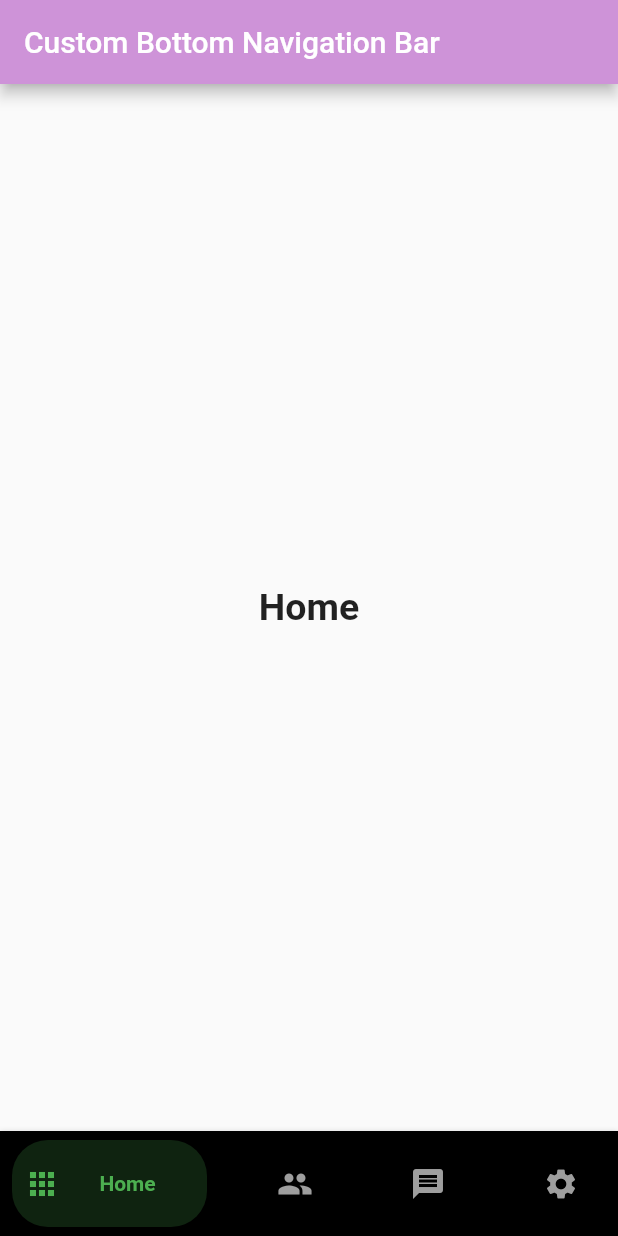
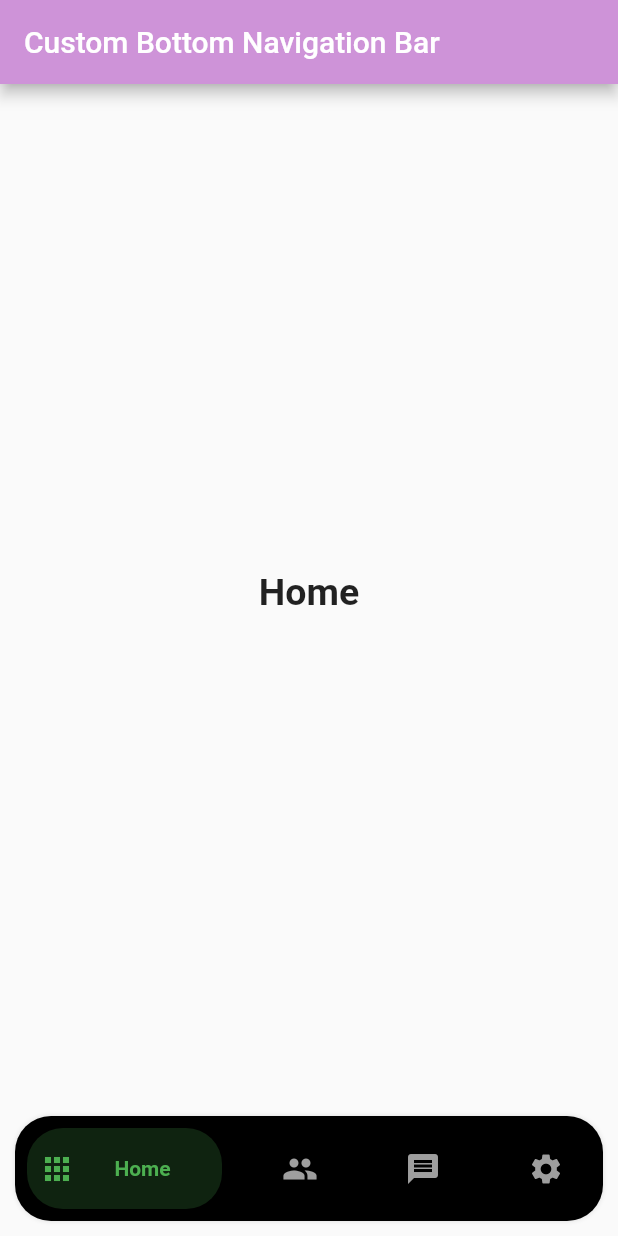
Before and after one commit to mixin27/custom_bottom_nav, a Flutter app: the screen it shows after launch, on a phone screen of 412 x 824 dp. Run offline on Flutter 3.47's test engine with Material 2 defaults, Android fonts, the phone set to English and light mode, and no system bars.

Commit message:
add container corner radius

```diff
--- a/lib/pages/home_page.dart
+++ b/lib/pages/home_page.dart
@@ -23,7 +23,10 @@ class _HomePageState extends State<HomePage> {
         backgroundColor: Colors.purple[200],
       ),
       body: _buildBody(),
-      bottomNavigationBar: _buildBottomBar(),
+      bottomNavigationBar: Container(
+        padding: const EdgeInsets.all(10),
+        child: _buildBottomBar(),
+      ),
     );
   }
 
@@ -84,6 +87,7 @@ class _HomePageState extends State<HomePage> {
       selectedIndex: _currentIndex,
       showElevation: true,
       itemCornerRadius: 24,
+      containerCornerRadius: 24,
       curve: Curves.easeIn,
       onItemSelected: (index) => setState(() => _currentIndex = index),
       items: <BottomNavyBarItem>[
--- a/lib/widgets/custom_animated_bottom_bar.dart
+++ b/lib/widgets/custom_animated_bottom_bar.dart
@@ -12,6 +12,7 @@ class CustomAnimatedBottomBar extends StatelessWidget {
     required this.onItemSelected,
     this.mainAxisAlignment = MainAxisAlignment.spaceBetween,
     this.itemCornerRadius = 50,
+    this.containerCornerRadius = 0,
     this.containerHeight = 56,
     this.curve = Curves.linear,
   })  : assert(items.length >= 2 && items.length <= 5),
@@ -26,6 +27,7 @@ class CustomAnimatedBottomBar extends StatelessWidget {
   final ValueChanged<int> onItemSelected;
   final MainAxisAlignment mainAxisAlignment;
   final double itemCornerRadius;
+  final double containerCornerRadius;
   final double containerHeight;
   final Curve curve;
 
@@ -34,18 +36,22 @@ class CustomAnimatedBottomBar extends StatelessWidget {
     final bgColor = backgroundColor ?? Theme.of(context).bottomAppBarColor;
 
     return Container(
-      decoration: BoxDecoration(color: bgColor, boxShadow: [
-        if (showElevation)
-          const BoxShadow(
-            color: Colors.black12,
-            blurRadius: 2,
-          )
-      ]),
+      decoration: BoxDecoration(
+        color: bgColor,
+        borderRadius: BorderRadius.circular(containerCornerRadius),
+        boxShadow: [
+          if (showElevation)
+            const BoxShadow(
+              color: Colors.black12,
+              blurRadius: 2,
+            )
+        ],
+      ),
       child: SafeArea(
         child: Container(
           width: double.infinity,
           height: containerHeight,
-          padding: const EdgeInsets.symmetric(vertical: 6, horizontal: 8),
+          padding: const EdgeInsets.symmetric(vertical: 8, horizontal: 8),
           child: Row(
             mainAxisAlignment: mainAxisAlignment,
             children: items.map((item) {
```
